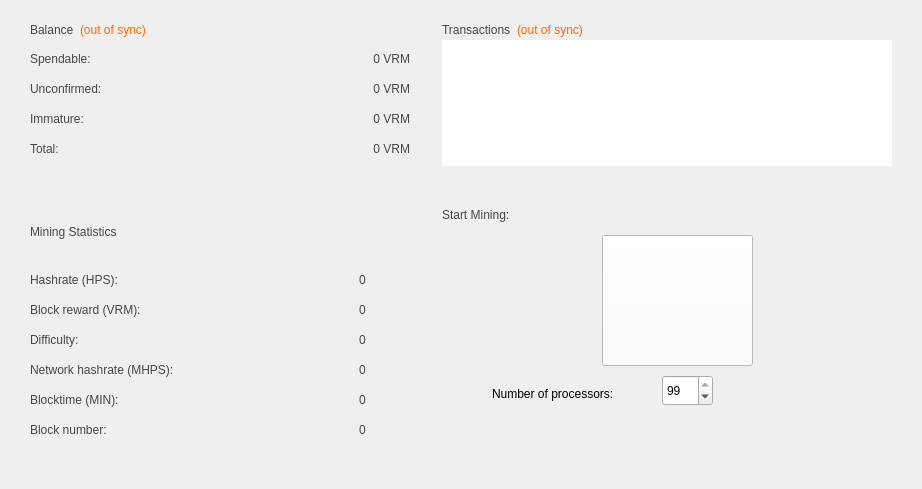
This is src/qt/forms/overviewpage.ui in verimad/verium as Qt 5 draws it before an edit. The edited form follows.
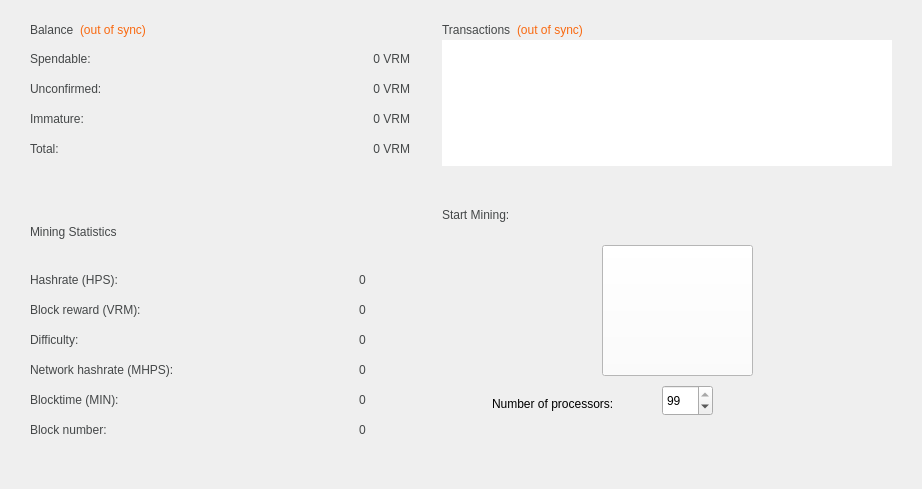
This is the edited form. Icons and pictures are not drawn.

```diff
--- a/src/qt/forms/overviewpage.ui
+++ b/src/qt/forms/overviewpage.ui
@@ -1351,7 +1351,7 @@
         <property name="geometry">
          <rect>
           <x>160</x>
-          <y>10</y>
+          <y>20</y>
           <width>151</width>
           <height>131</height>
          </rect>
@@ -1378,7 +1378,7 @@
         <property name="geometry">
          <rect>
           <x>220</x>
-          <y>150</y>
+          <y>160</y>
           <width>51</width>
           <height>31</height>
          </rect>
@@ -1394,7 +1394,7 @@
         <property name="geometry">
          <rect>
           <x>50</x>
-          <y>160</y>
+          <y>170</y>
           <width>161</width>
           <height>17</height>
          </rect>
```
Left out of the diff: 3 changed lines with no effect on the pictures.
